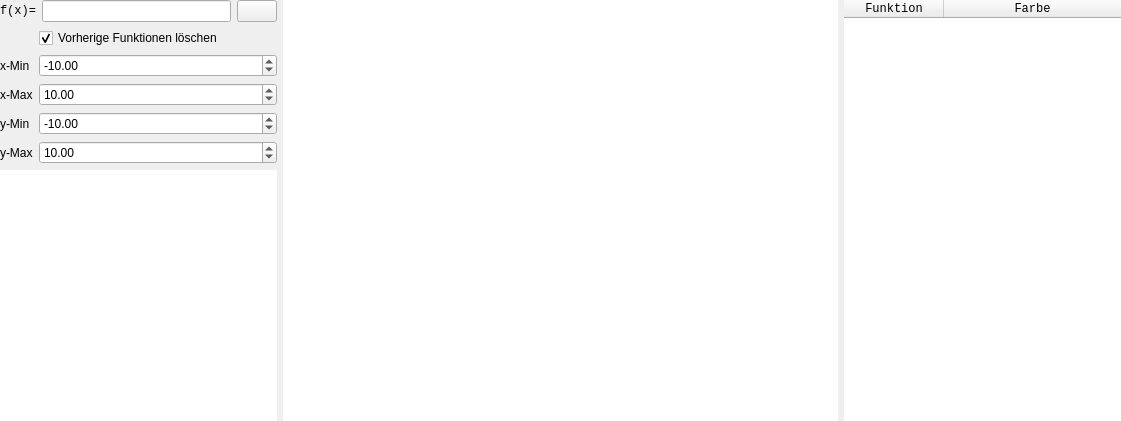
thelfensdrfer/qplotter, file src/plotterwindow.ui: the form before one commit.
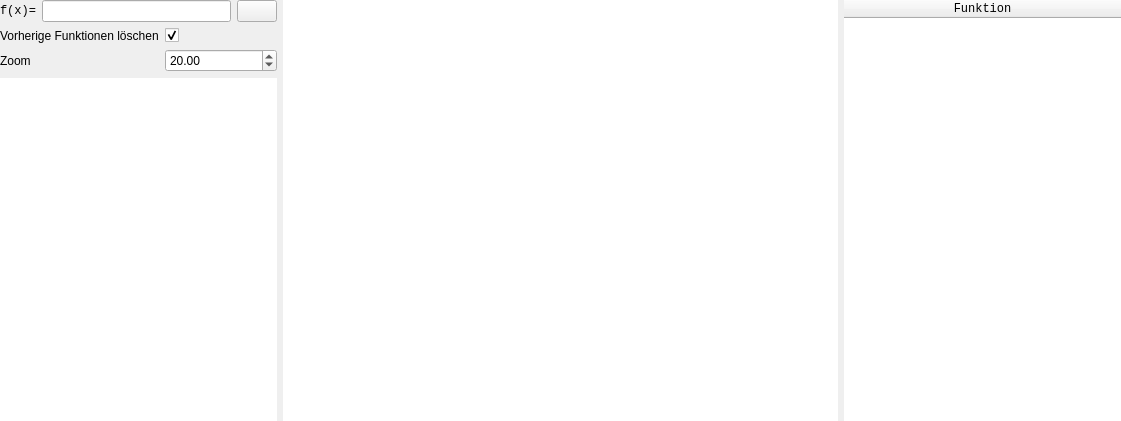
The form after the commit. Icons and pictures are not drawn. Custom widgets are drawn as their Qt base class.

Commit message: Funktionierender zentrierter Zoom

Patch:
```diff
--- a/src/plotterwindow.ui
+++ b/src/plotterwindow.ui
@@ -96,93 +96,40 @@
          <property name="topMargin">
           <number>0</number>
          </property>
-         <item row="1" column="0">
-          <widget class="QLabel" name="label">
-           <property name="text">
-            <string>x-Min</string>
-           </property>
-          </widget>
-         </item>
-         <item row="2" column="0">
-          <widget class="QLabel" name="label_2">
-           <property name="text">
-            <string>x-Max</string>
-           </property>
-          </widget>
-         </item>
          <item row="0" column="1">
           <widget class="QCheckBox" name="deleteOldFunctions">
            <property name="text">
-            <string>Vorherige Funktionen löschen</string>
+            <string/>
            </property>
            <property name="checked">
             <bool>true</bool>
            </property>
           </widget>
          </item>
-         <item row="3" column="0">
-          <widget class="QLabel" name="label_3">
+         <item row="1" column="0">
+          <widget class="QLabel" name="label">
            <property name="text">
-            <string>y-Min</string>
-           </property>
-          </widget>
-         </item>
-         <item row="4" column="0">
-          <widget class="QLabel" name="label_4">
-           <property name="text">
-            <string>y-Max</string>
+            <string>Zoom</string>
            </property>
           </widget>
          </item>
          <item row="1" column="1">
           <widget class="QDoubleSpinBox" name="xMinBox">
            <property name="minimum">
-            <double>-9999.000000000000000</double>
+            <double>1.000000000000000</double>
            </property>
            <property name="maximum">
-            <double>9999.000000000000000</double>
+            <double>1000.000000000000000</double>
            </property>
            <property name="value">
-            <double>-10.000000000000000</double>
+            <double>20.000000000000000</double>
            </property>
           </widget>
          </item>
-         <item row="2" column="1">
-          <widget class="QDoubleSpinBox" name="xMaxBox">
-           <property name="minimum">
-            <double>-9999.000000000000000</double>
-           </property>
-           <property name="maximum">
-            <double>9999.000000000000000</double>
-           </property>
-           <property name="value">
-            <double>10.000000000000000</double>
-           </property>
-          </widget>
-         </item>
-         <item row="3" column="1">
-          <widget class="QDoubleSpinBox" name="yMinBox">
-           <property name="minimum">
-            <double>-9999.000000000000000</double>
-           </property>
-           <property name="maximum">
-            <double>9999.000000000000000</double>
-           </property>
-           <property name="value">
-            <double>-10.000000000000000</double>
-           </property>
-          </widget>
-         </item>
-         <item row="4" column="1">
-          <widget class="QDoubleSpinBox" name="yMaxBox">
-           <property name="minimum">
-            <double>-9999.000000000000000</double>
-           </property>
-           <property name="maximum">
-            <double>9999.000000000000000</double>
-           </property>
-           <property name="value">
-            <double>10.000000000000000</double>
+         <item row="0" column="0">
+          <widget class="QLabel" name="label_2">
+           <property name="text">
+            <string>Vorherige Funktionen löschen</string>
            </property>
           </widget>
          </item>
@@ -261,11 +208,6 @@
            <string>Funktion</string>
           </property>
          </column>
-         <column>
-          <property name="text">
-           <string>Farbe</string>
-          </property>
-         </column>
         </widget>
        </item>
       </layout>
```
Left out of the diff: 4 changed lines with no effect on the pictures. The commit also changes 12 other files.
